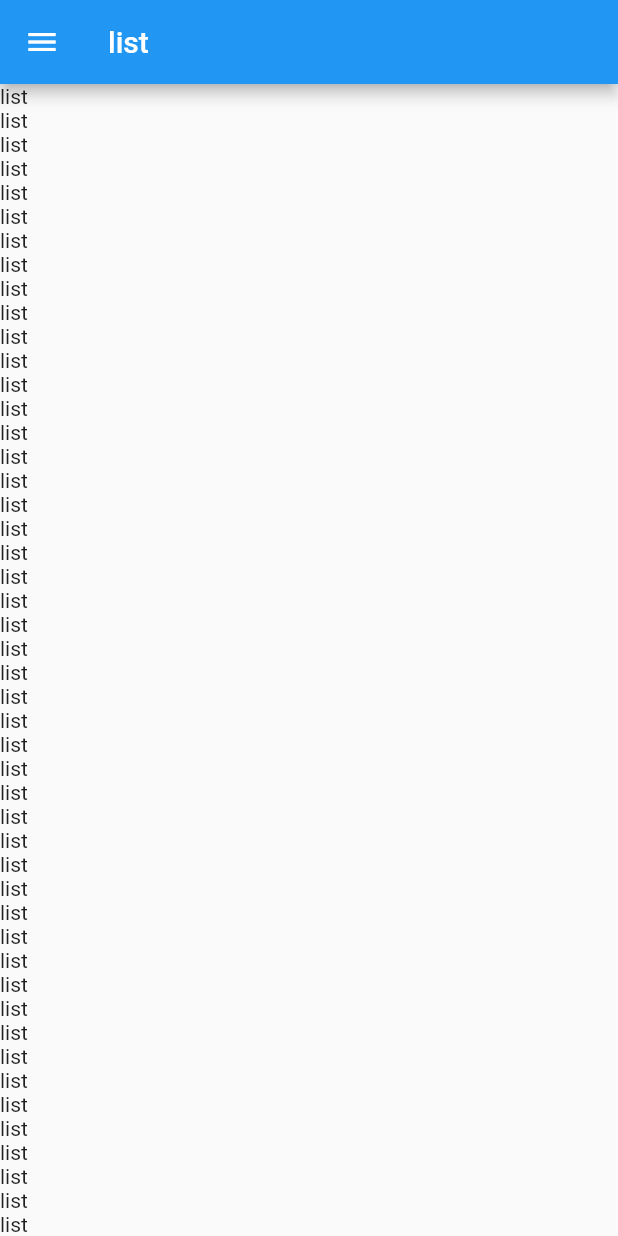
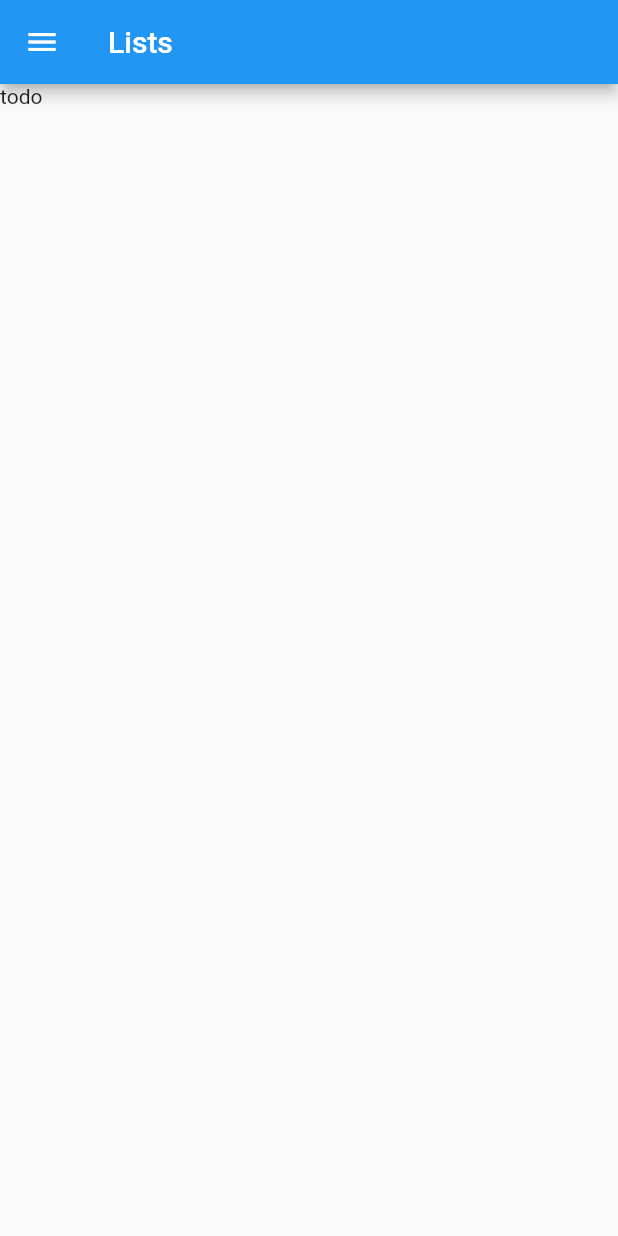
Before and after one commit to 0xpr03/VocableTrainer-Android, a Flutter app: the ListViewWidget screen opened by its route, on a phone screen of 412 x 824 dp. Run offline on Flutter 3.47's test engine with Material 2 defaults, Android fonts, the phone set to English and light mode, and no system bars; our stand-ins replace sqflite, sqflite_common_ffi, tuple; accounts and stored records are empty.

```diff
--- a/vocabletrainer/lib/screen/list.dart
+++ b/vocabletrainer/lib/screen/list.dart
@@ -1,4 +1,7 @@
 import 'package:flutter/material.dart';
+import 'package:provider/provider.dart';
+import 'package:vocabletrainer/storage/StateStorage.dart';
+import 'package:vocabletrainer/storage/VList.dart';
 
 import '../common/scaffold.dart';
 
@@ -13,12 +16,8 @@ class ListViewWidgetWidgetState extends State<ListViewWidget> {
   @override
   Widget build(BuildContext context) {
     return BaseScaffold(
-      child: ListView.builder(
-        itemBuilder: (context, index) {
-          return Text("list");
-        },
-      ),
-      title: Text("list"),
+      title: const Text("Lists"),
+      child: Text("todo"),
     );
   }
 }
--- a/vocabletrainer/lib/storage/VList.dart
+++ b/vocabletrainer/lib/storage/VList.dart
@@ -5,16 +5,34 @@ class VList {
   String nameA;
   String nameB;
   int id;
+  int created;
+  int changed;
+  int shared;
   VList(
       {required this.name,
       required this.nameA,
       required this.nameB,
-      required this.id});
+      required this.id,
+      required this.created,
+      required this.changed,
+      required this.shared});
 
-  VList.fromRaw(RawVList raw, this.id)
+  VList.fromRaw(RawVList raw, this.id, int time)
       : name = raw.name,
         nameA = raw.nameA,
-        nameB = raw.nameB;
+        nameB = raw.nameB,
+        changed = time,
+        created = time,
+        shared = 0;
+
+  VList.fromMap(Map<String, dynamic> result)
+      : name = result[KEY_NAME_LIST],
+        id = result[KEY_LIST],
+        nameA = result[KEY_NAME_A],
+        nameB = result[KEY_NAME_B],
+        shared = result[KEY_SHARED],
+        created = result[KEY_CREATED],
+        changed = result[KEY_CHANGED];
 }
 
 /// Raw list for new entries to insert
```
Also changed, not shown: vocabletrainer/lib/main.dart (+49 -7 lines), vocabletrainer/lib/screen/lists.dart (+19 -56 lines), vocabletrainer/lib/storage/CDatabase.dart (+13 -6 lines), vocabletrainer/lib/storage/StateStorage.dart (+20 -2 lines).
